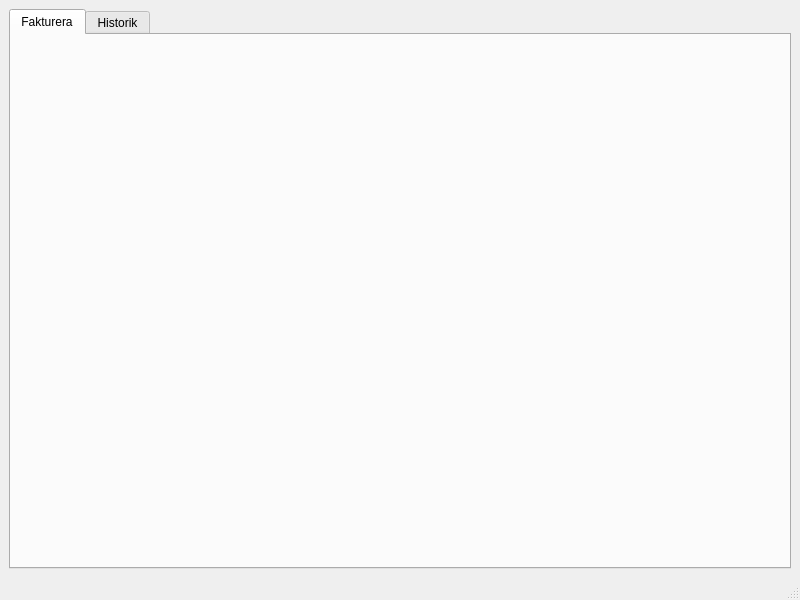
First picture: the form in faktureramera.ui, repository jonasH/faktureramera, before the edit.
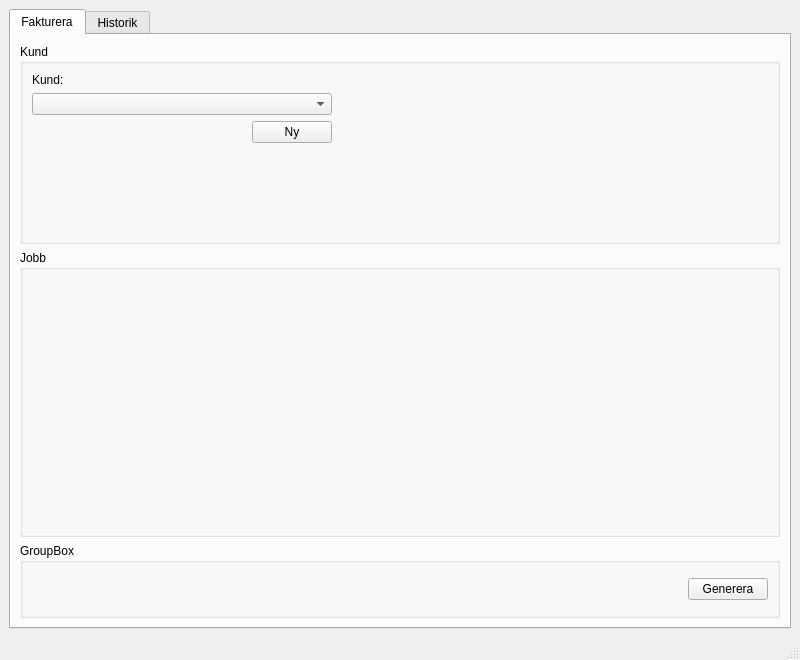
Second picture: the form after the edit. The open tabs and pages were chosen to show the change.

```diff
--- a/faktureramera.ui
+++ b/faktureramera.ui
@@ -7,7 +7,7 @@
     <x>0</x>
     <y>0</y>
     <width>800</width>
-    <height>600</height>
+    <height>660</height>
    </rect>
   </property>
   <property name="windowTitle">
@@ -24,7 +24,146 @@
        <attribute name="title">
         <string>Fakturera</string>
        </attribute>
-       <layout class="QVBoxLayout" name="verticalLayout_2"/>
+       <layout class="QVBoxLayout" name="verticalLayout_2">
+        <item>
+         <widget class="QGroupBox" name="customerGroup">
+          <property name="minimumSize">
+           <size>
+            <width>200</width>
+            <height>200</height>
+           </size>
+          </property>
+          <property name="maximumSize">
+           <size>
+            <width>16777215</width>
+            <height>200</height>
+           </size>
+          </property>
+          <property name="title">
+           <string>Kund</string>
+          </property>
+          <layout class="QHBoxLayout" name="horizontalLayout_4">
+           <item>
+            <layout class="QVBoxLayout" name="verticalLayout_4">
+             <item>
+              <widget class="QLabel" name="label">
+               <property name="maximumSize">
+                <size>
+                 <width>200</width>
+                 <height>16777215</height>
+                </size>
+               </property>
+               <property name="text">
+                <string>Kund:</string>
+               </property>
+              </widget>
+             </item>
+             <item>
+              <widget class="QComboBox" name="comboBox">
+               <property name="minimumSize">
+                <size>
+                 <width>300</width>
+                 <height>0</height>
+                </size>
+               </property>
+              </widget>
+             </item>
+             <item alignment="Qt::AlignRight">
+              <widget class="QPushButton" name="newCustomerButton">
+               <property name="maximumSize">
+                <size>
+                 <width>100</width>
+                 <height>16777215</height>
+                </size>
+               </property>
+               <property name="text">
+                <string>Ny</string>
+               </property>
+              </widget>
+             </item>
+             <item>
+              <spacer name="verticalSpacer">
+               <property name="orientation">
+                <enum>Qt::Vertical</enum>
+               </property>
+               <property name="sizeHint" stdset="0">
+                <size>
+                 <width>20</width>
+                 <height>40</height>
+                </size>
+               </property>
+              </spacer>
+             </item>
+            </layout>
+           </item>
+           <item>
+            <layout class="QVBoxLayout" name="newCustomerLayout">
+             <item>
+              <spacer name="horizontalSpacer_3">
+               <property name="orientation">
+                <enum>Qt::Horizontal</enum>
+               </property>
+               <property name="sizeHint" stdset="0">
+                <size>
+                 <width>40</width>
+                 <height>20</height>
+                </size>
+               </property>
+              </spacer>
+             </item>
+            </layout>
+           </item>
+          </layout>
+         </widget>
+        </item>
+        <item>
+         <widget class="QGroupBox" name="jobsGroup">
+          <property name="title">
+           <string>Jobb</string>
+          </property>
+          <layout class="QHBoxLayout" name="horizontalLayout_3">
+           <item>
+            <layout class="QVBoxLayout" name="jobsLayout"/>
+           </item>
+          </layout>
+         </widget>
+        </item>
+        <item>
+         <widget class="QGroupBox" name="groupBox_3">
+          <property name="maximumSize">
+           <size>
+            <width>16777215</width>
+            <height>75</height>
+           </size>
+          </property>
+          <property name="title">
+           <string>GroupBox</string>
+          </property>
+          <layout class="QHBoxLayout" name="horizontalLayout_2">
+           <item>
+            <spacer name="horizontalSpacer_2">
+             <property name="orientation">
+              <enum>Qt::Horizontal</enum>
+             </property>
+             <property name="sizeHint" stdset="0">
+              <size>
+               <width>640</width>
+               <height>20</height>
+              </size>
+             </property>
+            </spacer>
+           </item>
+           <item>
+            <widget class="QPushButton" name="saveGenerateButton">
+             <property name="text">
+              <string>Generera</string>
+             </property>
+            </widget>
+           </item>
+          </layout>
+         </widget>
+        </item>
+       </layout>
       </widget>
       <widget class="QWidget" name="tab_2">
        <attribute name="title">
```
Left out of the diff: 2 changed lines with no effect on the pictures.
